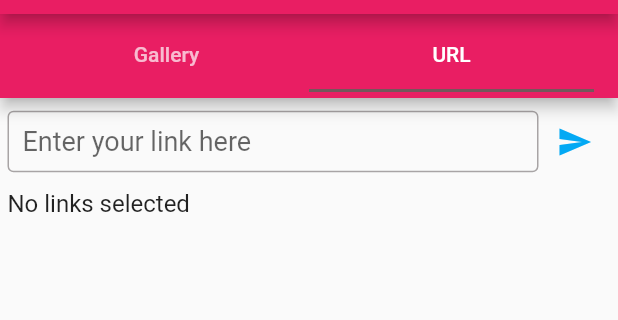
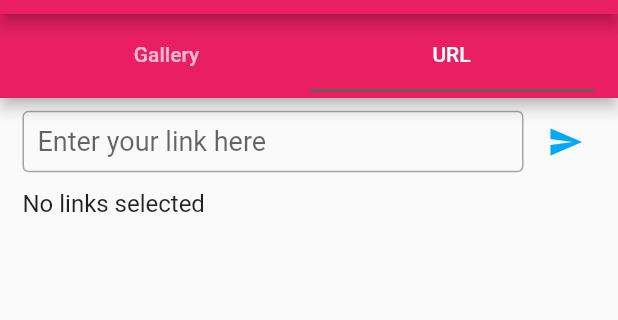
Before and after one commit to DarkoGNU/Waifu2xFlutter, a Flutter app: the screen it shows after launch, tab 2 chosen, on a phone screen of 412 x 824 dp, the part 70-390 px from its top. Run offline on Flutter 3.47's test engine with Material 2 defaults, Android fonts, the phone set to English and light mode, and no system bars; our stand-ins replace image_picker, validators.

Commit message:
Increase horizontal padding

```diff
--- a/lib/Pickers/gallery_picker.dart
+++ b/lib/Pickers/gallery_picker.dart
@@ -69,7 +69,7 @@ class _GalleryPickerState extends State<GalleryPicker>
           );
         }
         return Padding(
-          padding: const EdgeInsets.all(5.0),
+          padding: const EdgeInsets.symmetric(vertical: 5.0, horizontal: 15.0),
           child: Column(
             crossAxisAlignment: CrossAxisAlignment.stretch,
             children: [
--- a/lib/Pickers/url_picker.dart
+++ b/lib/Pickers/url_picker.dart
@@ -101,7 +101,7 @@ class _UrlPickerState extends State<UrlPicker>
     super.build(context);
 
     return Padding(
-      padding: const EdgeInsets.all(5.0),
+      padding: const EdgeInsets.symmetric(vertical: 5.0, horizontal: 15.0),
       child: Column(
         children: [
           Row(
@@ -119,6 +119,7 @@ class _UrlPickerState extends State<UrlPicker>
               ),
               IconButton(
                 icon: const Icon(Icons.send),
+                alignment: Alignment.centerRight,
                 color: iconColor(context),
                 onPressed: () => _addUrl(_textController.text),
               ),
```
